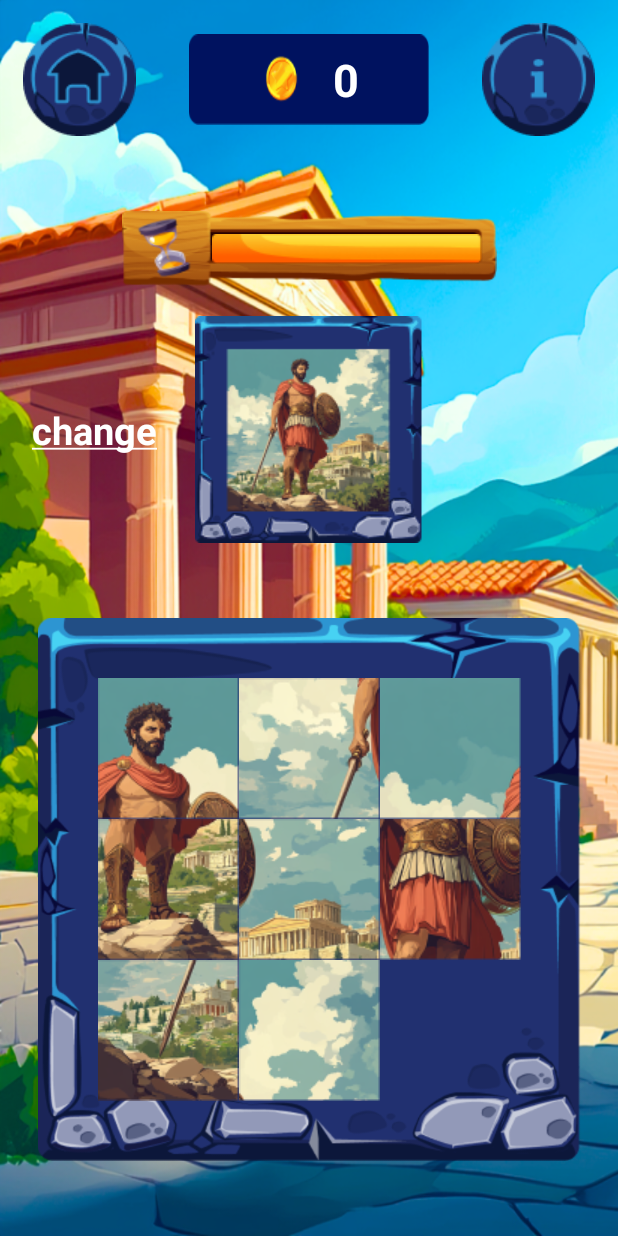
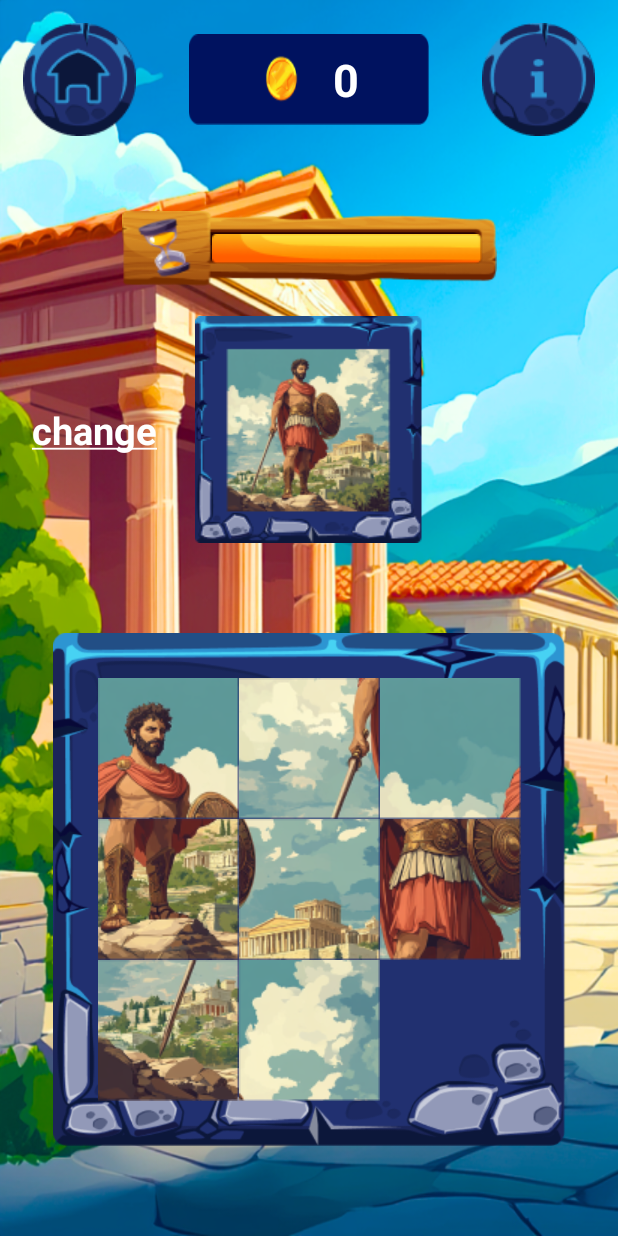
Before and after one commit to V-34-10/God-power, an Android app: the fragment PuzzleGameFragment placed in its activity, on a phone screen of 412 x 824 dp. Run offline under Robolectric (Android 15) with nearby library versions, the phone set to English and light mode, and no system bars; Roboto replaces fonts that are not available here.

Commit message:
UI FragmentPuzzleGame: change padding sceneCard

```diff
--- a/app/src/main/res/layout/fragment_puzzle_game.xml
+++ b/app/src/main/res/layout/fragment_puzzle_game.xml
@@ -134,7 +134,7 @@
         android:layout_gravity="center"
         android:background="@drawable/background_block"
         android:orientation="vertical"
-        android:padding="@dimen/dp40"
+        android:padding="@dimen/dp30"
         app:layoutManager="androidx.recyclerview.widget.GridLayoutManager"
         app:layout_constraintBottom_toBottomOf="parent"
         app:layout_constraintEnd_toEndOf="parent"
```
